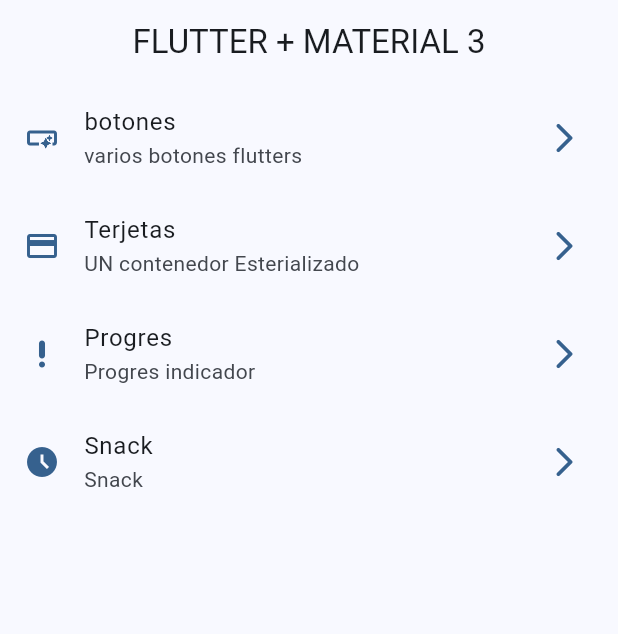
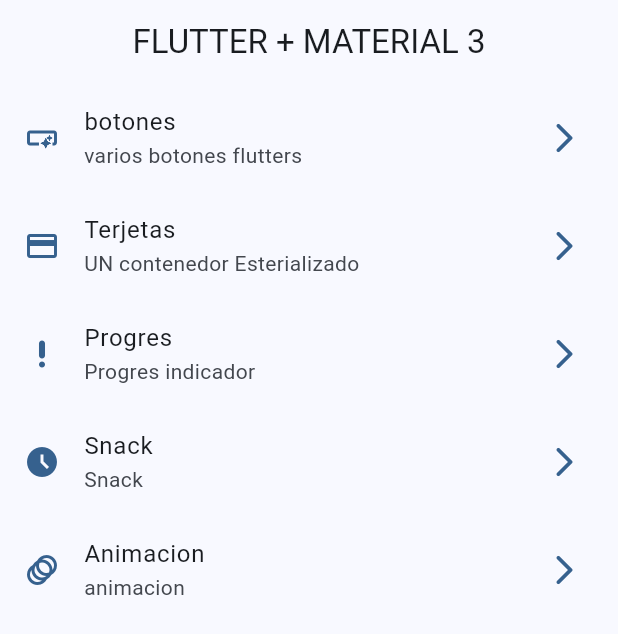
Before and after one commit to mendozabernillanilsen10/widgets_app, a Flutter app: the screen it shows after launch, on a phone screen of 412 x 824 dp. Shown: the top 634 px of the screen. Run offline on Flutter 3.47's test engine with Material 3 defaults, Android fonts, the phone set to English and light mode, and no system bars; our stand-ins replace go_router.

Commit message:
animacion terminado

```diff
--- a/widgets_app/lib/config/menu/menu_iten.dart
+++ b/widgets_app/lib/config/menu/menu_iten.dart
@@ -38,4 +38,9 @@ const appMenuItenms = <MenuIten>[
       subtitle: "Snack",
       link: '/snack',
       icon: Icons.access_time_filled_sharp),
+  MenuIten(
+      title: "Animacion ",
+      subtitle: "animacion",
+      link: '/animacion',
+      icon: Icons.animation),
 ];
--- a/widgets_app/lib/config/rauter/app_rauter.dart
+++ b/widgets_app/lib/config/rauter/app_rauter.dart
@@ -29,5 +29,10 @@ final AppRauter = GoRouter(
       name: snack_bard_screen.name,
       builder: (context, state) => snack_bard_screen(),
     ),
+    GoRoute(
+      path: '/animacion',
+      name: AnimateScreen.name,
+      builder: (context, state) => AnimateScreen(),
+    ),
   ],
 );
```
Also changed, not shown: widgets_app/lib/presentation/screens/animated/animate_screen.dart (+43 -2 lines).
